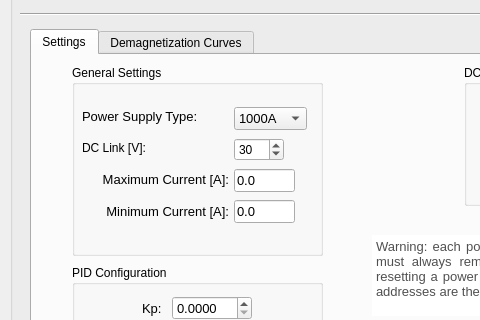
Old version of the form hallbench/gui/ui/supplywidget.ui in the repository lnls-ima/hall-bench-control; both pictures show x 0 to 480 and y 201 to 521 of the 1029 by 753 pixel window.
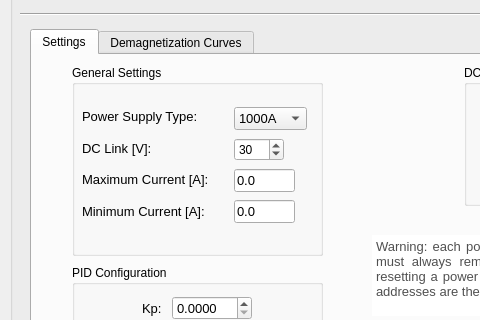
New version of the form. Icons and pictures are not drawn.

Diff of the .ui file:
```diff
--- a/hallbench/gui/ui/supplywidget.ui
+++ b/hallbench/gui/ui/supplywidget.ui
@@ -111,7 +111,7 @@
       <property name="title">
        <string>General Settings</string>
       </property>
-      <widget class="QWidget" name="">
+      <widget class="QWidget" name="layoutWidget">
        <property name="geometry">
         <rect>
          <x>162</x>
@@ -239,7 +239,7 @@
         </item>
        </layout>
       </widget>
-      <widget class="QWidget" name="">
+      <widget class="QWidget" name="layoutWidget">
        <property name="geometry">
         <rect>
          <x>10</x>
@@ -267,6 +267,7 @@
          <widget class="QLabel" name="label_3">
           <property name="font">
            <font>
+            <pointsize>10</pointsize>
             <weight>50</weight>
             <bold>false</bold>
            </font>
@@ -289,7 +290,7 @@
            <string>Maximum Current [A]:</string>
           </property>
           <property name="alignment">
-           <set>Qt::AlignRight|Qt::AlignTrailing|Qt::AlignVCenter</set>
+           <set>Qt::AlignLeading|Qt::AlignLeft|Qt::AlignVCenter</set>
           </property>
          </widget>
         </item>
@@ -306,7 +307,7 @@
            <string>Minimum Current [A]:</string>
           </property>
           <property name="alignment">
-           <set>Qt::AlignRight|Qt::AlignTrailing|Qt::AlignVCenter</set>
+           <set>Qt::AlignLeading|Qt::AlignLeft|Qt::AlignVCenter</set>
           </property>
          </widget>
         </item>
```
Left out of the diff: 12 changed lines with no effect on the pictures.
